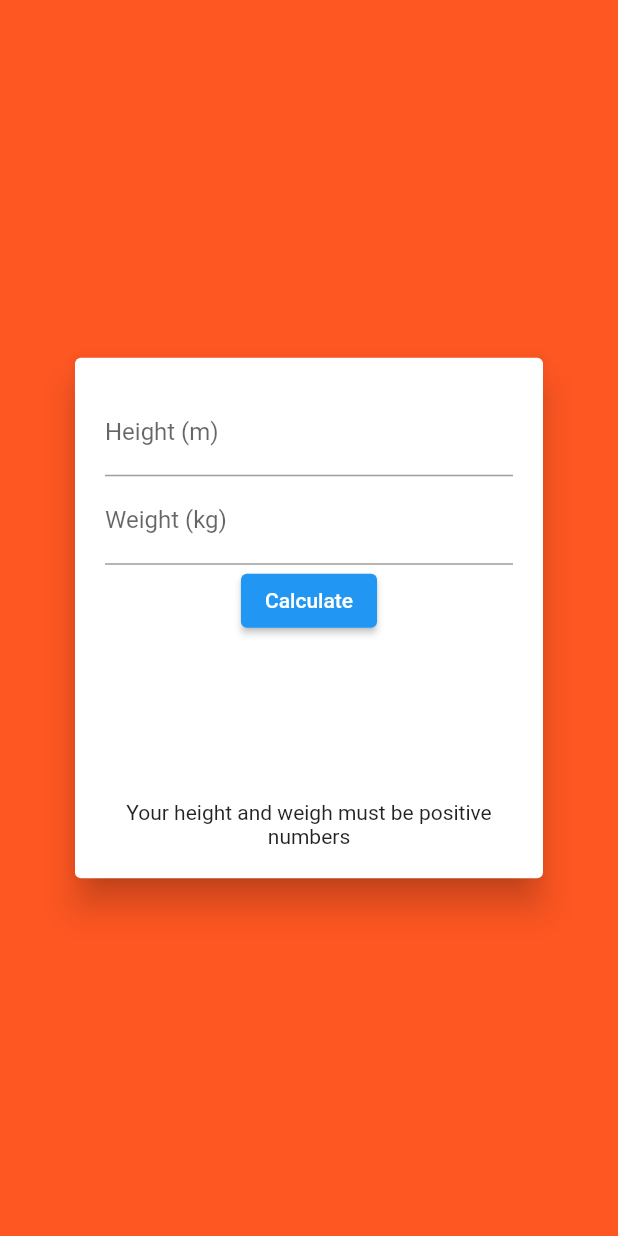
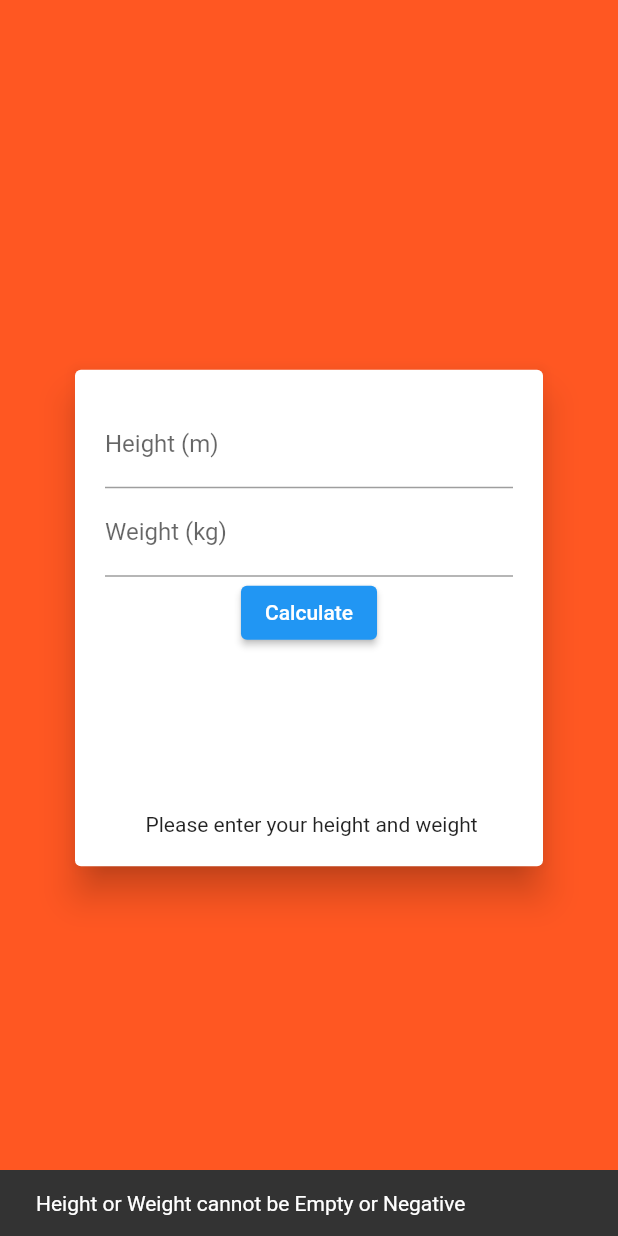
Before and after one commit to bossbruno/body_mass_calc, a Flutter app: the screen it shows after launch, after a tap on "Calculate", on a phone screen of 412 x 824 dp. Run offline on Flutter 3.47's test engine with Material 2 defaults, Android fonts, the phone set to English and light mode, and no system bars.

Commit message:
Toast to show when the fields are null

```diff
--- a/lib/main.dart
+++ b/lib/main.dart
@@ -40,15 +40,24 @@ class _HomeScreenState extends State<HomeScreen>{
     final double? height = double.tryParse(_heightController.value.text);
     final double? weight = double.tryParse(_weightController.value.text);
 
+  //   if (height == null  || weight == null) {
+  //     setState(() {
+  //       _message = "Your height and weigh must be positive numbers";
+  //     }
+  //
+  //
+  //     );
+  //     return;
+  //
+  //
+  // }
+    if (height == null || weight == null){
 
-    if (height == null || height <= 0 || weight == null || weight <= 0) {
-      setState(() {
-        _message = "Your height and weigh must be positive numbers";
-      });
+        var snackBar = const SnackBar(content: Text('Height or Weight cannot be Empty or Negative'));
+        ScaffoldMessenger.of(context).showSnackBar(snackBar);
       return;
 
-
-  }
+    }
 setState(() {
   _bmi = weight / (height * height);
   if (_bmi! < 18.5) {
```
